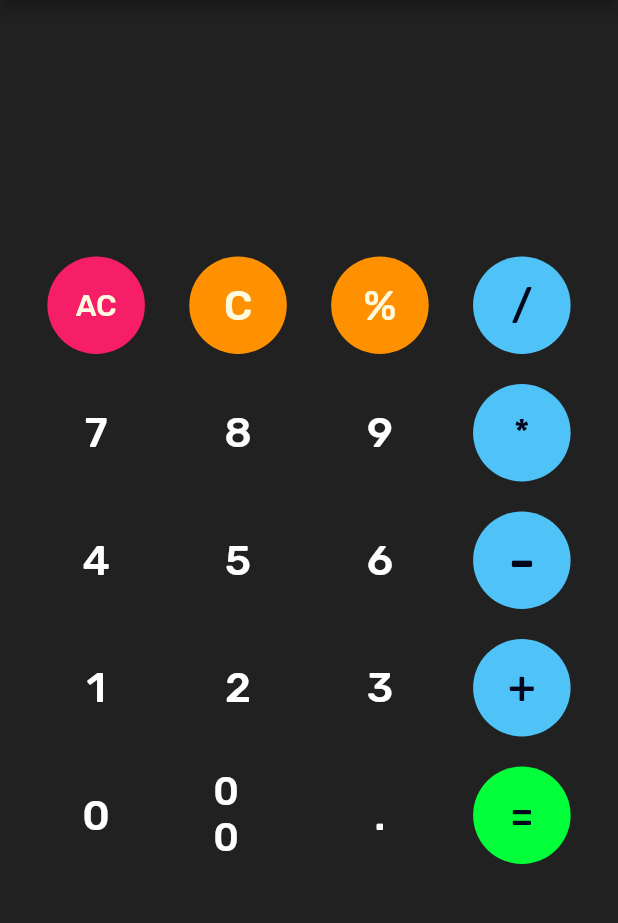
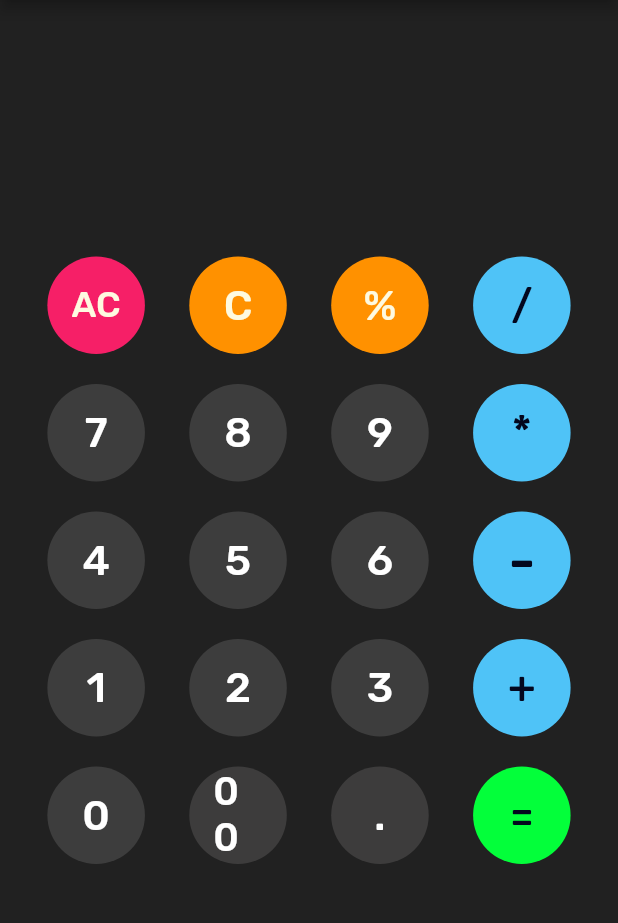
Before and after one commit to itsMHmoon/Calculator-App-Flutter, a Flutter app: the screen it shows after launch, on a phone screen of 412 x 824 dp, the part 84-1007 px from its top. Run offline on Flutter 3.47's test engine with Material 2 defaults, Android fonts, the phone set to English and light mode, and no system bars; our stand-ins replace google_fonts, math_expressions.

Commit message:
Version 0.1.2 - Images and theme updated.

```diff
--- a/lib/main.dart
+++ b/lib/main.dart
@@ -104,7 +104,7 @@ class CalculatorAppState extends State<CalculatorApp> {
                       text: 'AC',
                       fillColor: 0xFFF61F67,
                       textColor: 0xFFfefae0,
-                      textSize: 20,
+                      textSize: 24,
                       callback: allClear,
                     ),
                     CalcButton(
@@ -132,21 +132,27 @@ class CalculatorAppState extends State<CalculatorApp> {
                   children: <Widget>[
                     CalcButton(
                       text: '7',
+                      fillColor: 0xFF3D3D3D,
+                      textColor: 0xFFFFFFFF,
                       callback: numClick,
                     ),
                     CalcButton(
                       text: '8',
+                      fillColor: 0xFF3D3D3D,
+                      textColor: 0xFFFFFFFF,
                       callback: numClick,
                     ),
                     CalcButton(
                       text: '9',
+                      fillColor: 0xFF3D3D3D,
+                      textColor: 0xFFFFFFFF,
                       callback: numClick,
                     ),
                     CalcButton(
                       text: '*',
                       fillColor: 0xFF4FC3F7,
                       textColor: 0xFF03071e,
-                      textSize: 24,
+                      textSize: 30,
                       callback: numClick,
                     ),
                   ],
@@ -156,14 +162,20 @@ class CalculatorAppState extends State<CalculatorApp> {
                   children: <Widget>[
                     CalcButton(
                       text: '4',
+                      fillColor: 0xFF3D3D3D,
+                      textColor: 0xFFFFFFFF,
                       callback: numClick,
                     ),
                     CalcButton(
                       text: '5',
+                      fillColor: 0xFF3D3D3D,
+                      textColor: 0xFFFFFFFF,
                       callback: numClick,
                     ),
                     CalcButton(
                       text: '6',
+                      fillColor: 0xFF3D3D3D,
+                      textColor: 0xFFFFFFFF,
                       callback: numClick,
                     ),
                     CalcButton(
@@ -180,14 +192,20 @@ class CalculatorAppState extends State<CalculatorApp> {
                   children: <Widget>[
                     CalcButton(
                       text: '1',
+                      fillColor: 0xFF3D3D3D,
+                      textColor: 0xFFFFFFFF,
                       callback: numClick,
                     ),
                     CalcButton(
                       text: '2',
+                      fillColor: 0xFF3D3D3D,
+                      textColor: 0xFFFFFFFF,
                       callback: numClick,
                     ),
                     CalcButton(
                       text: '3',
+                      fillColor: 0xFF3D3D3D,
+                      textColor: 0xFFFFFFFF,
                       callback: numClick,
                     ),
                     CalcButton(
@@ -204,15 +222,21 @@ class CalculatorAppState extends State<CalculatorApp> {
                   children: <Widget>[
                     CalcButton(
                       text: '0',
+                      fillColor: 0xFF3D3D3D,
+                      textColor: 0xFFFFFFFF,
                       callback: numClick,
                     ),
                     CalcButton(
                       text: '00',
+                      fillColor: 0xFF3D3C3C,
+                      textColor: 0xFFFFFFFF,
                       callback: numClick,
                       textSize: 26,
                     ),
                     CalcButton(
                       text: '.',
+                      fillColor: 0xFF3D3C3C,
+                      textColor: 0xFFFFFFFF,
                       callback: numClick,
                     ),
                     CalcButton(
```
Also changed, not shown: images/running01.png (added), images/running02.png (added), images/running03.png (added), images/ui.png (added), 2 other files.
